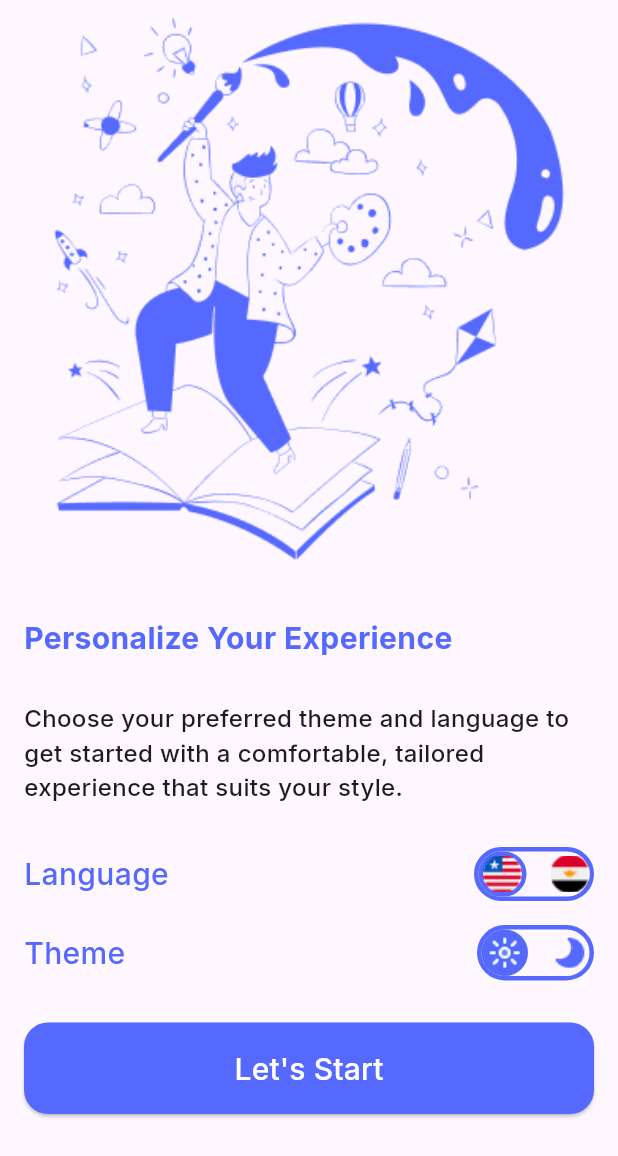
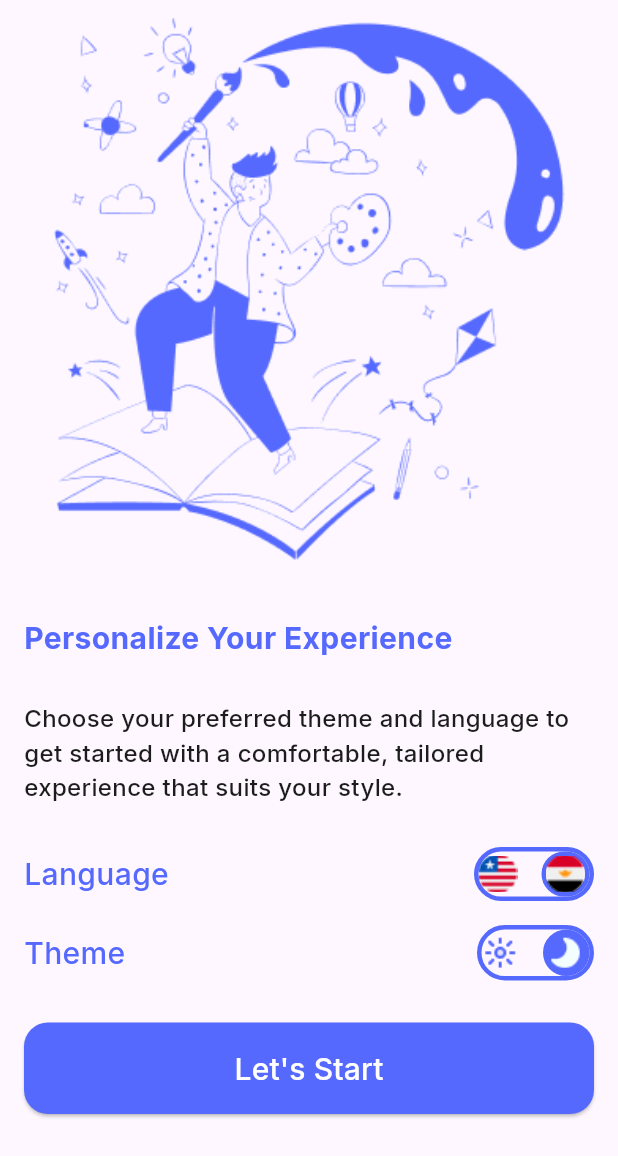
Before and after one commit to mohamedhamouda7897/evently_c17_satr, a Flutter app: the screen it shows after launch, on a phone screen of 412 x 824 dp, the part 80-1236 px from its top. Run offline on Flutter 3.47's test engine with Material 3 defaults, Android fonts, the phone set to English and light mode, and no system bars; our stand-ins replace google_fonts.

Commit message:
UI enhancement

```diff
--- a/lib/screens/onboarding/onboarding_screen.dart
+++ b/lib/screens/onboarding/onboarding_screen.dart
@@ -5,6 +5,9 @@ class OnboardingScreen extends StatelessWidget {
   static const String routeName = "OnboardingScreen";
 
   const OnboardingScreen({super.key});
+
+  final bool isEnglish = false;
+  final bool isDark = false;
 
   @override
   Widget build(BuildContext context) {
@@ -62,28 +65,9 @@ class OnboardingScreen extends StatelessWidget {
                       ),
                       child: Row(
                         children: [
-                          Container(
-                            decoration: BoxDecoration(
-                              borderRadius: BorderRadius.circular(30),
-                              border: Border.all(
-                                color: Color(0xFF5669FF),
-                                width: 3,
-                              ),
-                            ),
-                            child: Image.asset(
-                              "assets/images/LR.png",
-                              width: 26,
-                              height: 24,
-                              fit: BoxFit.cover,
-                            ),
-                          ),
+                          _countryWidget(isEnglish, "LR"),
                           SizedBox(width: 16),
-                          Image.asset(
-                            "assets/images/EG.png",
-                            width: 26,
-                            height: 24,
-                            fit: BoxFit.cover,
-                          ),
+                          _countryWidget(!isEnglish, "EG"),
                         ],
                       ),
                     ),
@@ -107,27 +91,9 @@ class OnboardingScreen extends StatelessWidget {
                       ),
                       child: Row(
                         children: [
-                          Container(
-                            decoration: BoxDecoration(
-                              color: Color(0xFF5669FF),
-                              borderRadius: BorderRadius.circular(30),
-                              border: Border.all(
-                                color: Color(0xFF5669FF),
-                                width: 3,
-                              ),
-                            ),
-                            child: ImageIcon(
-                              AssetImage("assets/images/Sun.png"),
-                              size: 25,
-                              color: Color(0xFFF2FEFF),
-                            ),
-                          ),
+                          _getThemeWidget(!isDark, "Sun"),
                           SizedBox(width: 16),
-                          ImageIcon(
-                            AssetImage("assets/images/Moon.png"),
-                            size: 25,
-                            color: Color(0xFF5669FF),
-                          ),
+                          _getThemeWidget(isDark, "Moon"),
                         ],
                       ),
                     ),
@@ -162,4 +128,39 @@ class OnboardingScreen extends StatelessWidget {
       ),
     );
   }
+
+  Widget _getThemeWidget(bool isDark, String iconName) {
+    return Container(
+      decoration: isDark
+          ? null
+          : BoxDecoration(
+              color: Color(0xFF5669FF),
+              borderRadius: BorderRadius.circular(30),
+              border: Border.all(color: Color(0xFF5669FF), width: 3),
+            ),
+      child: ImageIcon(
+        AssetImage("assets/images/$iconName.png"),
+        size: 25,
+        color: isDark ? Color(0xFF5669FF) : Color(0xFFF2FEFF),
+        // color: Color(0xFFF2FEFF),
+      ),
+    );
+  }
+
+  Widget _countryWidget(bool isSelected, String imageName) {
+    return Container(
+      decoration: isSelected
+          ? BoxDecoration(
+              borderRadius: BorderRadius.circular(30),
+              border: Border.all(color: Color(0xFF5669FF), width: 3),
+            )
+          : null,
+      child: Image.asset(
+        "assets/images/$imageName.png",
+        width: 26,
+        height: 24,
+        fit: BoxFit.cover,
+      ),
+    );
+  }
 }
```
